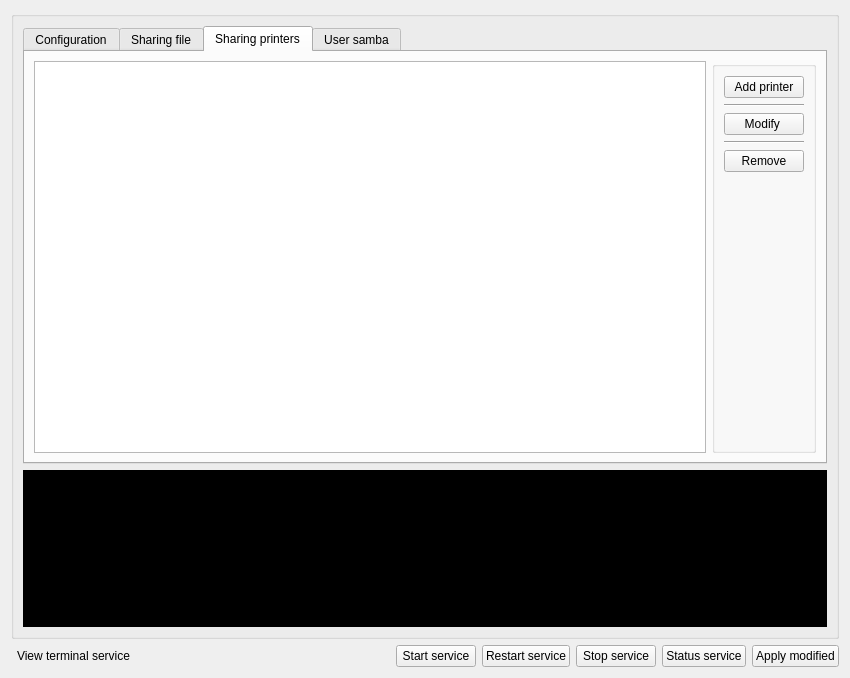
Old version of the form src/gui/Samba.ui in the repository kratos83/CondresControlCenter.
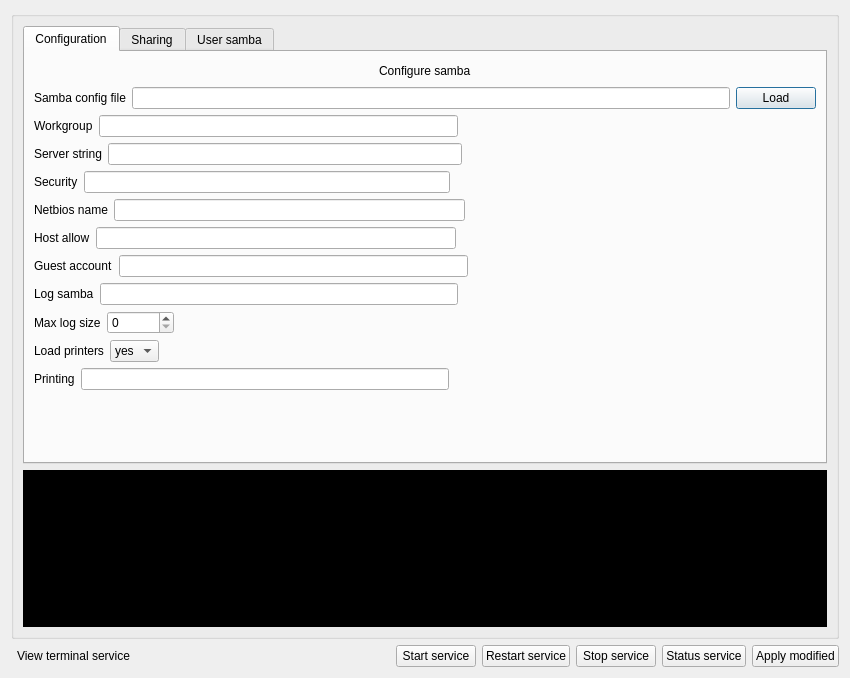
New version of the form. The open tabs and pages were chosen to show the change. Icons and pictures are not drawn. Custom widgets are drawn as their Qt base class.

Patch:
```diff
--- a/src/gui/Samba.ui
+++ b/src/gui/Samba.ui
@@ -404,7 +404,7 @@
         </widget>
         <widget class="QWidget" name="tab_2">
          <attribute name="title">
-          <string>Sharing file</string>
+          <string>Sharing</string>
          </attribute>
          <layout class="QGridLayout" name="gridLayout_3">
           <item row="0" column="1">
@@ -491,85 +491,6 @@
           </item>
          </layout>
         </widget>
-        <widget class="QWidget" name="tab_3">
-         <attribute name="title">
-          <string>Sharing printers</string>
-         </attribute>
-         <layout class="QGridLayout" name="gridLayout_4">
-          <item row="0" column="1">
-           <widget class="QGroupBox" name="groupBox_3">
-            <property name="title">
-             <string/>
-            </property>
-            <layout class="QGridLayout" name="gridLayout_7">
-             <item row="1" column="0">
-              <widget class="Line" name="line_3">
-               <property name="orientation">
-                <enum>Qt::Horizontal</enum>
-               </property>
-              </widget>
-             </item>
-             <item row="4" column="0">
-              <widget class="QPushButton" name="remove_printer">
-               <property name="text">
-                <string>Remove</string>
-               </property>
-               <property name="icon">
-                <iconset resource="../images.qrc">
-                 <normaloff>:/images/remove.png</normaloff>:/images/remove.png</iconset>
-               </property>
-              </widget>
-             </item>
-             <item row="0" column="0">
-              <widget class="QPushButton" name="add_share_printer">
-               <property name="text">
-                <string>Add printer</string>
-               </property>
-               <property name="icon">
-                <iconset resource="../images.qrc">
-                 <normaloff>:/images/printer.png</normaloff>:/images/printer.png</iconset>
-               </property>
-              </widget>
-             </item>
-             <item row="2" column="0">
-              <widget class="QPushButton" name="modify_printer">
-               <property name="text">
-                <string>Modify </string>
-               </property>
-               <property name="icon">
-                <iconset resource="../images.qrc">
-                 <normaloff>:/images/install.png</normaloff>:/images/install.png</iconset>
-               </property>
-              </widget>
-             </item>
-             <item row="6" column="0">
-              <spacer name="verticalSpacer_2">
-               <property name="orientation">
-                <enum>Qt::Vertical</enum>
-               </property>
-               <property name="sizeHint" stdset="0">
-                <size>
-                 <width>20</width>
-                 <height>265</height>
-                </size>
-               </property>
-              </spacer>
-             </item>
-             <item row="3" column="0">
-              <widget class="Line" name="line_4">
-               <property name="orientation">
-                <enum>Qt::Horizontal</enum>
-               </property>
-              </widget>
-             </item>
-            </layout>
-           </widget>
-          </item>
-          <item row="0" column="0">
-           <widget class="QTableView" name="tableView"/>
-          </item>
-         </layout>
-        </widget>
         <widget class="QWidget" name="tab_4">
          <attribute name="title">
           <string>User samba</string>
```
Left out of the diff: 4 changed lines with no effect on the pictures.
